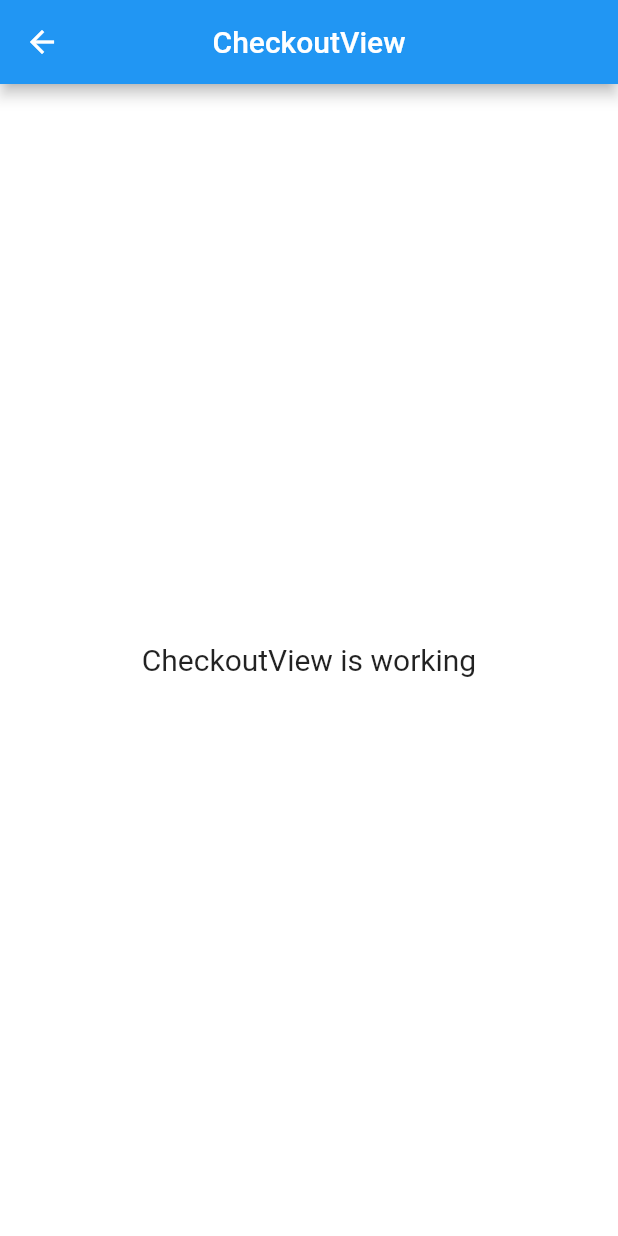
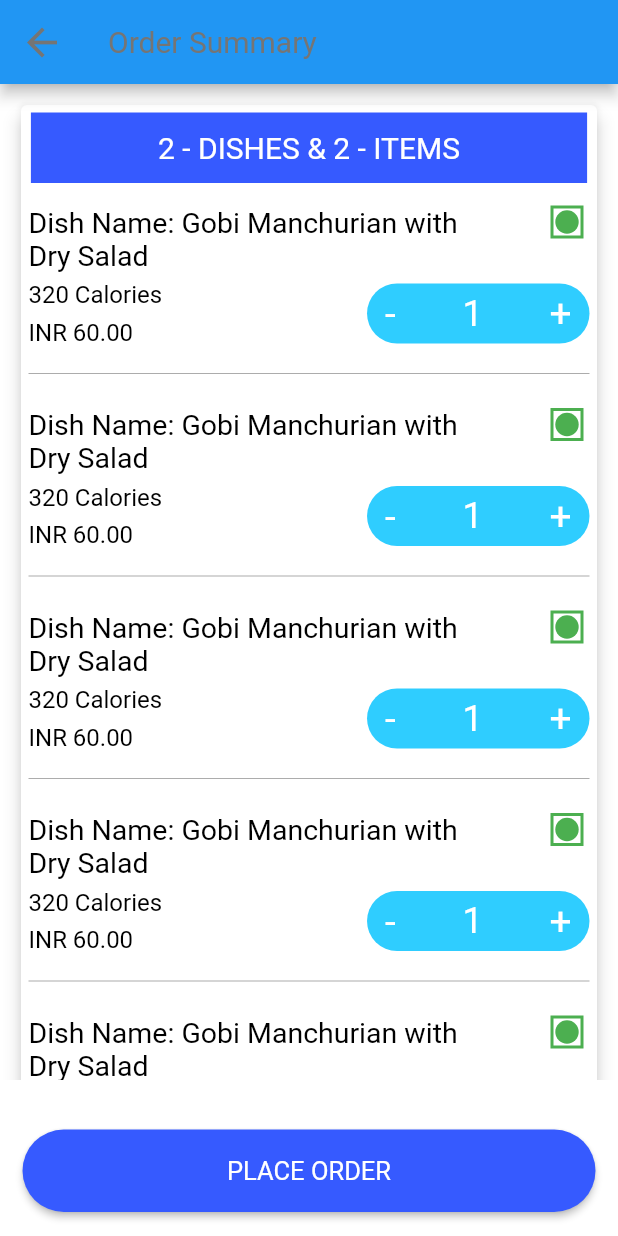
Before and after one commit to Sanoj-Raja/zartek, a Flutter app: the CheckoutView screen opened by its route, on a phone screen of 412 x 824 dp. Run offline on Flutter 3.47's test engine with Material 2 defaults, Android fonts, the phone set to English and light mode, and no system bars; our stand-ins replace badges, bot_toast, connectivity_plus, get, get_storage, internet_connection_checker; accounts and stored records are empty; network calls fail.

Commit message:
Fully created checkout screen.

```diff
--- a/lib/app/constants/app_strings.dart
+++ b/lib/app/constants/app_strings.dart
@@ -3,4 +3,8 @@ class AppStrings {
   static const String loading = 'Loading';
   static const String logout = 'Logout';
   static const String goBack = 'Go Back';
+  static const String placeOrder = 'Place Order';
+  static const String orderSummary = 'Order Summary';
+  static const String totalAmount = 'Total Amount';
+  static const String inr = 'INR';
 }
--- a/lib/app/modules/checkout/views/checkout_view.dart
+++ b/lib/app/modules/checkout/views/checkout_view.dart
@@ -1,21 +1,103 @@
 import 'package:flutter/material.dart';
-
 import 'package:get/get.dart';
-
+import 'package:zartek/app/constants/app_colors.dart';
+import 'package:zartek/app/constants/app_strings.dart';
+import 'package:zartek/app/widgets/large_button.dart';
 import '../controllers/checkout_controller.dart';
+import 'components/selected_dish_card.dart';
 
 class CheckoutView extends GetView<CheckoutController> {
   @override
   Widget build(BuildContext context) {
     return Scaffold(
+      floatingActionButton: LargeButton(
+        buttonText: AppStrings.placeOrder,
+        onPressed: () {},
+      ),
+      floatingActionButtonLocation: FloatingActionButtonLocation.centerFloat,
       appBar: AppBar(
-        title: Text('CheckoutView'),
-        centerTitle: true,
+        title: Text(
+          AppStrings.orderSummary,
+          style: Get.textTheme.headline2!.copyWith(
+            color: AppColors.grey,
+          ),
+        ),
+        leading: Icon(
+          Icons.arrow_back,
+          size: 30,
+          color: AppColors.grey,
+        ),
+        centerTitle: false,
       ),
-      body: Center(
-        child: Text(
-          'CheckoutView is working',
-          style: TextStyle(fontSize: 20),
+      body: Container(
+        height: Get.height - 160,
+        child: SingleChildScrollView(
+          child: Padding(
+            padding: const EdgeInsets.only(
+              top: 10,
+              left: 10,
+              right: 10,
+            ),
+            child: Card(
+              elevation: 5,
+              child: Padding(
+                padding: const EdgeInsets.all(5.0),
+                child: Column(
+                  children: [
+                    Container(
+                      width: Get.width * .9,
+                      color: AppColors.darkBlue,
+                      child: Center(
+                        child: Padding(
+                          padding: const EdgeInsets.all(12.0),
+                          child: Text(
+                            '2 - DISHES & 2 - ITEMS',
+                            style: Get.textTheme.headline2!.copyWith(
+                              color: AppColors.white,
+                            ),
+                          ),
+                        ),
+                      ),
+                    ),
+                    ListView.builder(
+                      physics: NeverScrollableScrollPhysics(),
+                      itemCount: 6,
+                      shrinkWrap: true,
+                      itemBuilder: (context, index) {
+                        return SelectedDishCard();
+                      },
+                    ),
+                    SizedBox(
+                      height: 5,
+                    ),
+                    Container(
+                      width: Get.width * .9,
+                      child: Padding(
+                        padding: const EdgeInsets.symmetric(vertical: 12.0),
+                        child: Row(
+                          mainAxisAlignment: MainAxisAlignment.spaceBetween,
+                          children: [
+                            Text(
+                              AppStrings.totalAmount,
+                              style: Get.textTheme.headline2!
+                                  .copyWith(fontWeight: FontWeight.w500),
+                            ),
+                            Text(
+                              '${AppStrings.inr} 760.00',
+                              style: Get.textTheme.headline3!.copyWith(
+                                fontSize: 18,
+                                fontWeight: FontWeight.w500,
+                              ),
+                            ),
+                          ],
+                        ),
+                      ),
+                    ),
+                  ],
+                ),
+              ),
+            ),
+          ),
         ),
       ),
     );
--- /dev/null
+++ b/lib/app/modules/checkout/views/components/selected_dish_card.dart
@@ -0,0 +1,153 @@
+import 'package:flutter/material.dart';
+import 'package:get/get.dart';
+import 'package:zartek/app/constants/app_colors.dart';
+import 'package:zartek/app/constants/app_strings.dart';
+
+class SelectedDishCard extends StatelessWidget {
+  const SelectedDishCard({Key? key}) : super(key: key);
+
+  @override
+  Widget build(BuildContext context) {
+    return Container(
+      width: Get.width * .86,
+      child: Column(
+        children: [
+          SizedBox(
+            height: 15,
+          ),
+          Row(
+            mainAxisAlignment: MainAxisAlignment.spaceBetween,
+            crossAxisAlignment: CrossAxisAlignment.start,
+            children: [
+              Container(
+                width: Get.width * .7,
+                child: Text(
+                  'Dish Name: Gobi Manchurian with Dry Salad',
+                  style: Get.textTheme.headline2!.copyWith(
+                    fontSize: 19,
+                  ),
+                  overflow: TextOverflow.ellipsis,
+                  maxLines: 2,
+                ),
+              ),
+              foodTypeIndicator(),
+            ],
+          ),
+          SizedBox(
+            height: 6,
+          ),
+          Row(
+            mainAxisAlignment: MainAxisAlignment.spaceBetween,
+            children: [
+              Column(
+                crossAxisAlignment: CrossAxisAlignment.start,
+                children: [
+                  Container(
+                    width: Get.width * .35,
+                    child: Text(
+                      '320 Calories',
+                      style: Get.textTheme.headline3!.copyWith(
+                        color: AppColors.black,
+                      ),
+                      overflow: TextOverflow.ellipsis,
+                      maxLines: 2,
+                    ),
+                  ),
+                  SizedBox(
+                    height: 6,
+                  ),
+                  Text(
+                    '${AppStrings.inr} 60.00',
+                    style: Get.textTheme.headline3!.copyWith(
+                      color: AppColors.black,
+                    ),
+                  ),
+                ],
+              ),
+              Container(
+                height: 40,
+                width: Get.width * .36,
+                decoration: BoxDecoration(
+                  color: AppColors.lightBlue,
+                  borderRadius: BorderRadius.circular(20),
+                ),
+                child: Padding(
+                  padding: const EdgeInsets.symmetric(horizontal: 12),
+                  child: Row(
+                    mainAxisAlignment: MainAxisAlignment.spaceBetween,
+                    children: [
+                      InkWell(
+                        onTap: () {
+                          print('remove quantity');
+                        },
+                        child: Text(
+                          '-',
+                          style: Get.textTheme.headline2!.copyWith(
+                            color: AppColors.white,
+                            fontSize: 26,
+                          ),
+                        ),
+                      ),
+                      Text(
+                        '1',
+                        style: Get.textTheme.headline2!.copyWith(
+                          color: AppColors.white,
+                          fontSize: 24,
+                        ),
+                      ),
+                      InkWell(
+                        onTap: () {
+                          print('add quantity');
+                        },
+                        child: Text(
+                          '+',
+                          style: Get.textTheme.headline2!.copyWith(
+                            color: AppColors.white,
+                            fontSize: 26,
+                          ),
+                        ),
+                      ),
+                    ],
+                  ),
+                ),
+              ),
+            ],
+          ),
+          SizedBox(
+            height: 10,
+          ),
+          Divider(
+            color: AppColors.grey,
+            thickness: .4,
+          ),
+        ],
+      ),
+    );
+  }
+
+  Padding foodTypeIndicator({bool isVegetarian = true}) {
+    return Padding(
+      padding: const EdgeInsets.only(right: 4),
+      child: Container(
+        height: 22,
+        width: 22,
+        decoration: BoxDecoration(
+          shape: BoxShape.rectangle,
+          border: Border.all(
+            color: isVegetarian ? Colors.green : Colors.red,
+            width: 2,
+          ),
+        ),
+        child: Padding(
+          padding: const EdgeInsets.all(1.2),
+          child: Container(
+            decoration: BoxDecoration(
+              shape: BoxShape.circle,
+              color: isVegetarian ? Colors.green : Colors.red,
+            ),
+          ),
+        ),
+      ),
+    );
+  }
+}
--- /dev/null
+++ b/lib/app/widgets/large_button.dart
@@ -0,0 +1,52 @@
+import 'package:flutter/material.dart';
+import 'package:get/get.dart';
+import 'package:zartek/app/constants/app_colors.dart';
+
+class LargeButton extends StatelessWidget {
+  final String buttonText;
+  final onPressed;
+  final Color? buttonColor;
+  final double? buttonHorizontalPadding;
+  final double height;
+  final double fontSize;
+
+  const LargeButton({
+    Key? key,
+    required this.buttonText,
+    required this.onPressed,
+    this.buttonColor,
+    this.height = 55,
+    this.fontSize = 17,
+    this.buttonHorizontalPadding,
+  }) : super(key: key);
+
+  @override
+  Widget build(BuildContext context) {
+    return Padding(
+      padding: EdgeInsets.symmetric(
+        horizontal: buttonHorizontalPadding ?? 15.0,
+      ),
+      child: ElevatedButton(
+        child: Container(
+          height: height,
+          child: Center(
+            child: Text(
+              buttonText.toUpperCase(),
+              style: Get.textTheme.headline2!.copyWith(
+                color: AppColors.white,
+                fontSize: fontSize,
+              ),
+            ),
+          ),
+        ),
+        onPressed: onPressed,
+        style: ElevatedButton.styleFrom(
+          primary: buttonColor ?? AppColors.darkBlue,
+          shape: RoundedRectangleBorder(
+            borderRadius: BorderRadius.circular(40),
+          ),
+        ),
+      ),
+    );
+  }
+}
```
